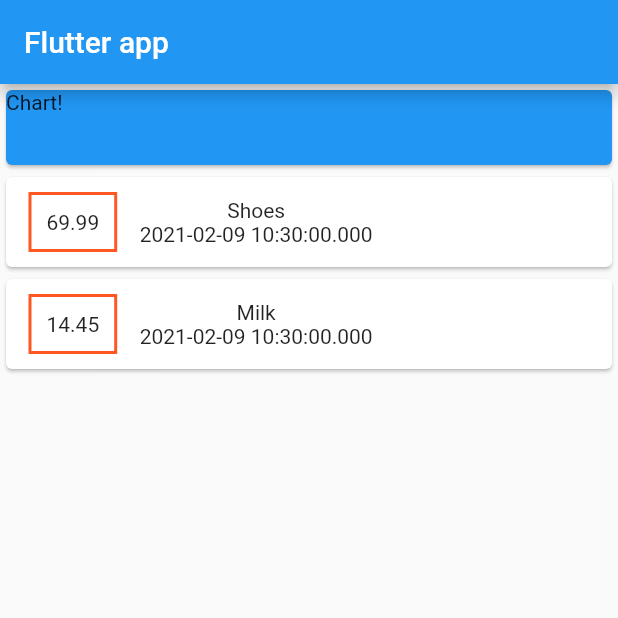
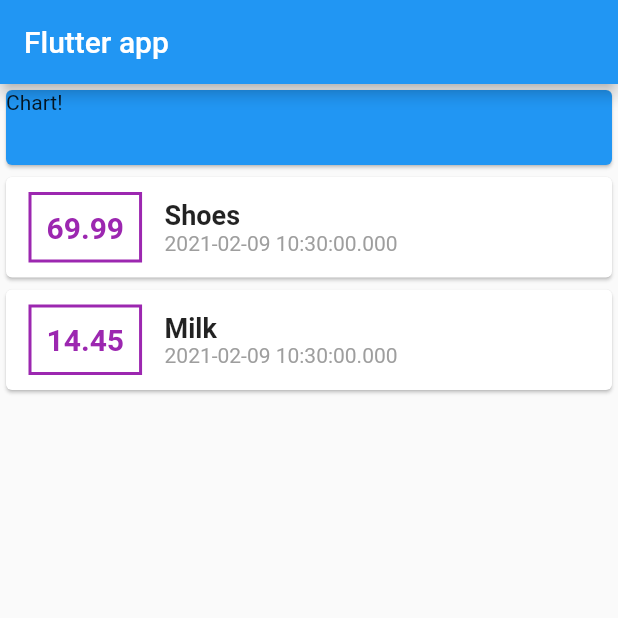
Before and after one commit to MaksymShokin/Personal_Expenses, a Flutter app: the screen it shows after launch, on a phone screen of 412 x 824 dp, the top half of it. Run offline on Flutter 3.47's test engine with Material 2 defaults, Android fonts, the phone set to English and light mode, and no system bars.

Commit message:
text-styling

```diff
--- a/lib/main.dart
+++ b/lib/main.dart
@@ -63,18 +63,37 @@ class MyHomePage extends StatelessWidget {
                       padding: EdgeInsets.all(10),
                       decoration: BoxDecoration(
                         border: Border.all(
-                          color: Colors.deepOrange,
+                          color: Colors.purple,
                           width: 2,
                         ),
                       ),
                       child: Text(
                         elem.amount.toString(),
+                        style: TextStyle(
+                          fontWeight: FontWeight.bold,
+                          fontSize: 20,
+                          color: Colors.purple,
+                        ),
                       ),
                     ),
-                    Column(children: [
-                      Text(elem.title),
-                      Text(elem.date.toString())
-                    ]),
+                    Column(
+                      children: [
+                        Text(
+                          elem.title,
+                          style: TextStyle(
+                            fontWeight: FontWeight.bold,
+                            fontSize: 18,
+                          ),
+                        ),
+                        Text(
+                          elem.date.toString(),
+                          style: TextStyle(
+                            color: Colors.grey,
+                          ),
+                        ),
+                      ],
+                      crossAxisAlignment: CrossAxisAlignment.start,
+                    ),
                   ],
                 ),
               );
```
